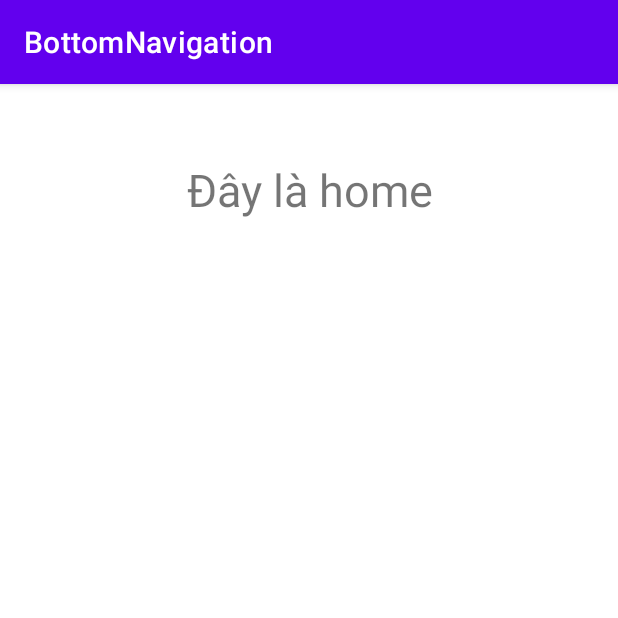
After one commit to KhaiTran2003/63130554-AndroidProgramming, an Android app: the fragment HomeFragment shown on its own in the app's theme, on a phone screen of 412 x 824 dp, the top half of it. The commit adds this screen. Run offline under Robolectric (Android 15) with nearby library versions, the phone set to English and light mode, and no system bars.

Commit message:
bottomnavigation3

```diff
--- a/BottomNavigation/app/build.gradle.kts
+++ b/BottomNavigation/app/build.gradle.kts
@@ -25,6 +25,12 @@ android {
             )
         }
     }
+
+    buildFeatures{
+
+        viewBinding = true
+    }
+
     compileOptions {
         sourceCompatibility = JavaVersion.VERSION_1_8
         targetCompatibility = JavaVersion.VERSION_1_8
--- /dev/null
+++ b/BottomNavigation/app/src/main/java/com/example/bottomnavigation/HomeFragment.java
@@ -0,0 +1,64 @@
+package com.example.bottomnavigation;
+
+import android.os.Bundle;
+
+import androidx.fragment.app.Fragment;
+
+import android.view.LayoutInflater;
+import android.view.View;
+import android.view.ViewGroup;
+
+/**
+ * A simple {@link Fragment} subclass.
+ * Use the {@link HomeFragment#newInstance} factory method to
+ * create an instance of this fragment.
+ */
+public class HomeFragment extends Fragment {
+
+    // TODO: Rename parameter arguments, choose names that match
+    // the fragment initialization parameters, e.g. ARG_ITEM_NUMBER
+    private static final String ARG_PARAM1 = "param1";
+    private static final String ARG_PARAM2 = "param2";
+
+    // TODO: Rename and change types of parameters
+    private String mParam1;
+    private String mParam2;
+
+    public HomeFragment() {
+        // Required empty public constructor
+    }
+
+    /**
+     * Use this factory method to create a new instance of
+     * this fragment using the provided parameters.
+     *
+     * @param param1 Parameter 1.
+     * @param param2 Parameter 2.
+     * @return A new instance of fragment HomeFragment.
+     */
+    // TODO: Rename and change types and number of parameters
+    public static HomeFragment newInstance(String param1, String param2) {
+        HomeFragment fragment = new HomeFragment();
+        Bundle args = new Bundle();
+        args.putString(ARG_PARAM1, param1);
+        args.putString(ARG_PARAM2, param2);
+        fragment.setArguments(args);
+        return fragment;
+    }
+
+    @Override
+    public void onCreate(Bundle savedInstanceState) {
+        super.onCreate(savedInstanceState);
+        if (getArguments() != null) {
+            mParam1 = getArguments().getString(ARG_PARAM1);
+            mParam2 = getArguments().getString(ARG_PARAM2);
+        }
+    }
+
+    @Override
+    public View onCreateView(LayoutInflater inflater, ViewGroup container,
+                             Bundle savedInstanceState) {
+        // Inflate the layout for this fragment
+        return inflater.inflate(R.layout.fragment_home, container, false);
+    }
+}
--- /dev/null
+++ b/BottomNavigation/app/src/main/res/layout/fragment_home.xml
@@ -0,0 +1,17 @@
+<?xml version="1.0" encoding="utf-8"?>
+<FrameLayout xmlns:android="http://schemas.android.com/apk/res/android"
+    xmlns:tools="http://schemas.android.com/tools"
+    android:layout_width="match_parent"
+    android:layout_height="match_parent"
+    tools:context=".HomeFragment">
+
+    <!-- TODO: Update blank fragment layout -->
+    <TextView
+        android:paddingTop="50dp"
+        android:layout_width="match_parent"
+        android:layout_height="match_parent"
+        android:text="Đây là home"
+        android:textSize="30dp"
+        android:gravity="center_horizontal"/>
+
+</FrameLayout>
--- a/BottomNavigation/app/src/main/res/values/strings.xml
+++ b/BottomNavigation/app/src/main/res/values/strings.xml
@@ -1,3 +1,5 @@
 <resources>
     <string name="app_name">BottomNavigation</string>
+    <!-- TODO: Remove or change this placeholder text -->
+    <string name="hello_blank_fragment">Hello blank fragment</string>
 </resources>
```
Also changed, not shown: BottomNavigation/app/src/main/java/com/example/bottomnavigation/MainActivity.java (+10 -0 lines), BottomNavigation/app/src/main/java/com/example/bottomnavigation/ProfileFragment.java (added, +64 -0 lines), BottomNavigation/app/src/main/java/com/example/bottomnavigation/TimeFragment.java (added, +64 -0 lines), BottomNavigation/app/src/main/res/layout/fragment_profile.xml (added, +17 -0 lines), BottomNavigation/app/src/main/res/layout/fragment_time.xml (added, +17 -0 lines).
